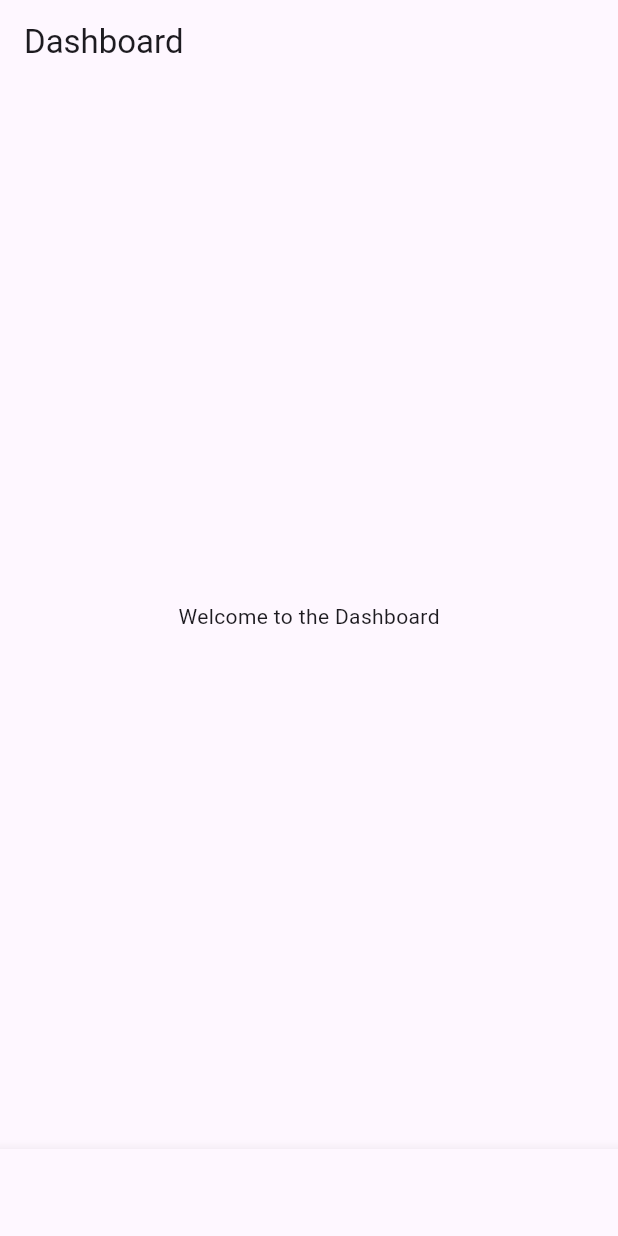
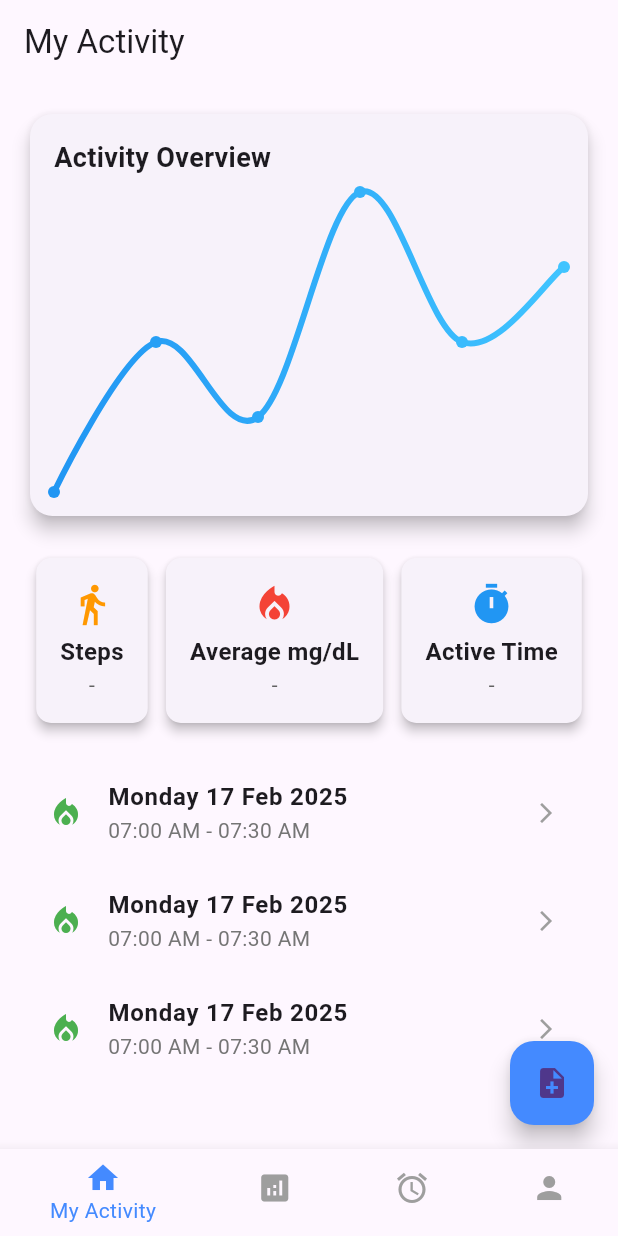
Before and after one commit to ThenujaaSuntharesan/MyBete-App, a Flutter app: the DashboardScreen screen opened directly, on a phone screen of 412 x 824 dp. Run offline on Flutter 3.47's test engine with Material 3 defaults, Android fonts, the phone set to English and light mode, and no system bars; drawn by our look-alikes of fl_chart; our stand-ins replace cloud_firestore, firebase_auth, firebase_core, flutter_svg, shared_preferences, smooth_page_indicator; accounts and stored records are empty; generated files the repository leaves out were written again.

Commit message:
update dash board and navigation bar

```diff
--- a/lib/have_diabetes/DashBoard/MyActivity.dart
+++ b/lib/have_diabetes/DashBoard/MyActivity.dart
@@ -1,20 +1,188 @@
-import 'package:flutter/cupertino.dart';
 import 'package:flutter/material.dart';
+import 'package:fl_chart/fl_chart.dart';
 
-class DashboardScreen extends StatelessWidget {
+
+import 'Profile.dart';
+import 'Reminders.dart';
+import 'Reports.dart';
+
+void main() {
+  runApp(MyApp());
+}
+
+class MyApp extends StatelessWidget {
+  @override
+  Widget build(BuildContext context) {
+    return MaterialApp(
+      debugShowCheckedModeBanner: false,
+      home: DashboardScreen(),
+    );
+  }
+}
+
+class DashboardScreen extends StatefulWidget {
+  @override
+  _DashboardScreenState createState() => _DashboardScreenState();
+}
+
+class _DashboardScreenState extends State<DashboardScreen> {
+  int _selectedIndex = 0;
+  final List<Widget> _screens = [
+    MyActivityScreen(),
+    ReportsScreen(),
+    RemindersScreen(),
+    ProfileScreen(),
+  ];
+
+  void _onItemTapped(int index) {
+    setState(() {
+      _selectedIndex = index;
+    });
+  }
+
   @override
   Widget build(BuildContext context) {
     return Scaffold(
-      appBar: AppBar(title: Text("Dashboard")),
-      body: Center(child: Text("Welcome to the Dashboard")),
+      body: _screens[_selectedIndex],
       bottomNavigationBar: BottomNavigationBar(
+        currentIndex: _selectedIndex,
+        onTap: _onItemTapped,
+        selectedItemColor: Colors.blueAccent,
+        unselectedItemColor: Colors.grey,
         items: [
-          BottomNavigationBarItem(icon: Icon(Icons.home), label: "Home"),
-          BottomNavigationBarItem(icon: Icon(Icons.analytics), label: "Stats"),
-          BottomNavigationBarItem(icon: Icon(Icons.settings), label: "Settings"),
+          BottomNavigationBarItem(icon: Icon(Icons.home), label: "My Activity"),
+          BottomNavigationBarItem(icon: Icon(Icons.analytics), label: "Reports"),
+          BottomNavigationBarItem(icon: Icon(Icons.alarm), label: "Reminders"),
           BottomNavigationBarItem(icon: Icon(Icons.person), label: "Profile"),
         ],
       ),
     );
   }
 }
+
+class MyActivityScreen extends StatelessWidget {
+  @override
+  Widget build(BuildContext context) {
+    return Scaffold(
+      appBar: AppBar(title: Text("My Activity")),
+      body: Padding(
+        padding: const EdgeInsets.all(16.0),
+        child: Column(
+          crossAxisAlignment: CrossAxisAlignment.start,
+          children: [
+            Card(
+              shape: RoundedRectangleBorder(
+                  borderRadius: BorderRadius.circular(15)),
+              elevation: 5,
+              child: Padding(
+                padding: const EdgeInsets.all(16.0),
+                child: Column(
+                  crossAxisAlignment: CrossAxisAlignment.start,
+                  children: [
+                    Text("Activity Overview", style: TextStyle(
+                        fontSize: 18, fontWeight: FontWeight.bold)),
+                    SizedBox(height: 10),
+                    Container(
+                      height: 200,
+                      child: LineChart(
+                        LineChartData(
+                          gridData: FlGridData(show: false),
+                          titlesData: FlTitlesData(show: false),
+                          borderData: FlBorderData(show: false),
+                          lineBarsData: [
+                            LineChartBarData(
+                              spots: [
+                                FlSpot(0, 1),
+                                FlSpot(1, 3),
+                                FlSpot(2, 2),
+                                FlSpot(3, 5),
+                                FlSpot(4, 3),
+                                FlSpot(5, 4),
+                              ],
+                              isCurved: true,
+                              gradient: LinearGradient(
+                                colors: [
+                                  Colors.blue,
+                                  Colors.lightBlueAccent
+                                ], // Replace colors with gradient
+                              ),
+                              barWidth: 4,
+                              belowBarData: BarAreaData(show: false),
+                            ),
+                          ],
+                        ),
+                      ),
+                    ),
+                  ],
+                ),
+              ),
+            ),
+            SizedBox(height: 20),
+            Row(
+              mainAxisAlignment: MainAxisAlignment.spaceEvenly,
+              children: [
+                _activityCard(
+                    "Steps", "-", Icons.directions_walk, Colors.orange),
+                _activityCard("Average mg/dL", "-", Icons.local_fire_department,
+                    Colors.red),
+                _activityCard("Active Time", "-", Icons.timer, Colors.blue),
+              ],
+            ),
+            SizedBox(height: 20),
+            Expanded(
+              child: ListView(
+                children: [
+                  _activityListTile("Monday 17 Feb 2025", "07:00 AM - 07:30 AM",
+                      Icons.local_fire_department, Colors.green),
+                  _activityListTile("Monday 17 Feb 2025", "07:00 AM - 07:30 AM",
+                      Icons.local_fire_department, Colors.green),
+                  _activityListTile("Monday 17 Feb 2025", "07:00 AM - 07:30 AM",
+                      Icons.local_fire_department, Colors.green),
+
+                ],
+              ),
+            ),
+          ],
+        ),
+      ),
+      floatingActionButton: FloatingActionButton(
+        onPressed: () {
+          // Implement logging functionality here
+        },
+        child: Icon(Icons.note_add),
+        backgroundColor: Colors.blueAccent,
+      ),
+      floatingActionButtonLocation: FloatingActionButtonLocation.endFloat,
+    );
+  }
+
+  Widget _activityCard(String title, String value, IconData icon, Color color) {
+    return Card(
+      shape: RoundedRectangleBorder(borderRadius: BorderRadius.circular(10)),
+      elevation: 3,
+      child: Padding(
+        padding: const EdgeInsets.all(16.0),
+        child: Column(
+          children: [
+            Icon(icon, size: 30, color: color),
+            SizedBox(height: 5),
+            Text(title,
+                style: TextStyle(fontSize: 16, fontWeight: FontWeight.bold)),
+            Text(
+                value, style: TextStyle(fontSize: 14, color: Colors.grey[700])),
+          ],
+        ),
+      ),
+    );
+  }
+
+  Widget _activityListTile(String title, String subtitle, IconData icon,
+      Color color) {
+    return ListTile(
+      leading: Icon(icon, color: color),
+      title: Text(title, style: TextStyle(fontWeight: FontWeight.bold)),
+      subtitle: Text(subtitle, style: TextStyle(color: Colors.grey[600])),
+      trailing: Icon(Icons.arrow_forward_ios, size: 16, color: Colors.grey),
+    );
+  }
+}
--- a/pubspec.yaml
+++ b/pubspec.yaml
@@ -42,6 +42,7 @@ dependencies:
   firebase_core: ^3.12.1
   cloud_firestore: ^5.6.5
   firebase_auth: ^5.5.1
+  fl_chart: ^0.70.2
 
 dev_dependencies:
   flutter_test:
@@ -253,6 +254,7 @@ flutter_native_splash:
   dependencies:
     flutter:
       sdk: flutter
+    fl_chart: ^0.63.0
     firebase_core: latest_version
     firebase_storage: latest_version
     cloud_firestore: latest_version
```
Also changed, not shown: lib/have_diabetes/DashBoard/Profile.dart (+12 -0 lines), lib/have_diabetes/DashBoard/Reminders.dart (+39 -0 lines), lib/have_diabetes/DashBoard/Reports.dart (+51 -0 lines), pubspec.lock.
